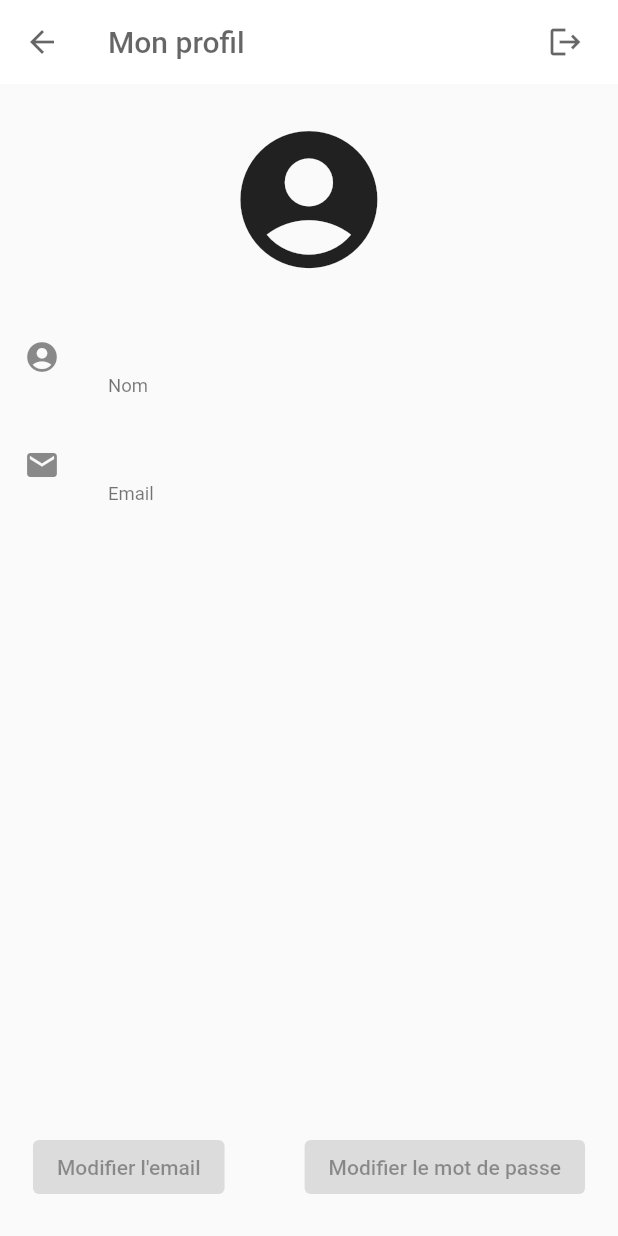
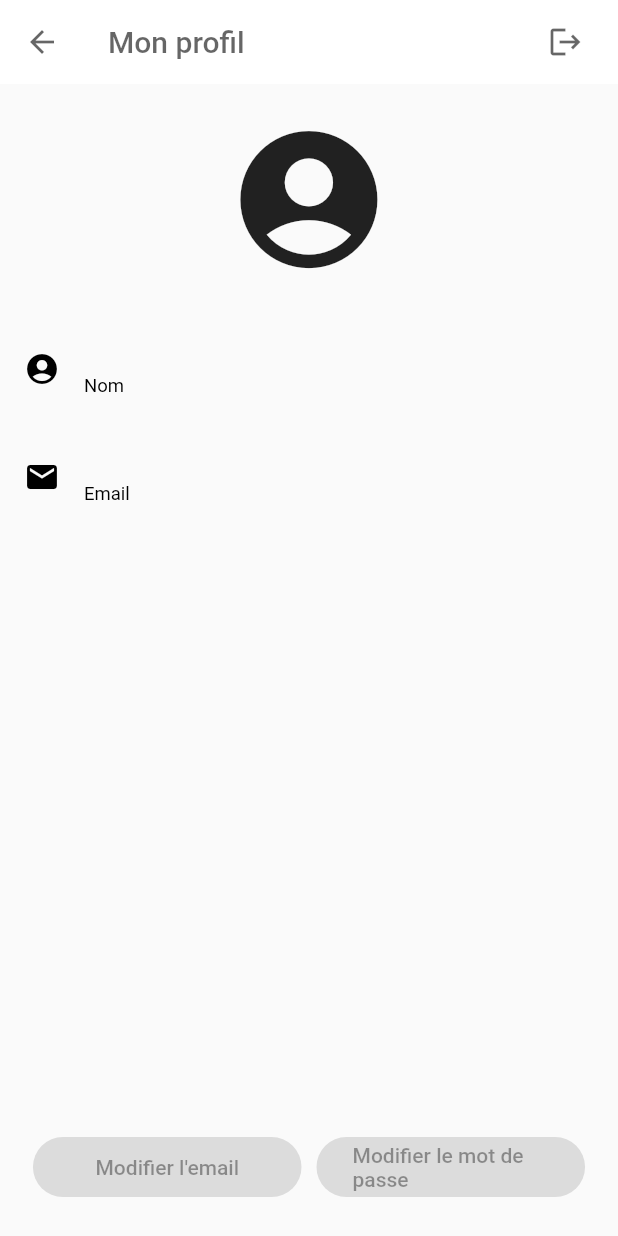
Before and after one commit to smirltech/tabwa-french, a Flutter app: the ProfileScreen screen opened by its route, on a phone screen of 412 x 824 dp. Run offline on Flutter 3.47's test engine with Material 2 defaults, Android fonts, the phone set to English and light mode, and no system bars; our stand-ins replace badges, fluttericon, fluttertoast, get, get_storage, google_fonts and 1 more; missing offline and left inert: easy_table, flutter_sound_lite; accounts and stored records are empty; network calls fail.

Commit message:
makig changes

```diff
--- a/lib/app/views/home/plateforms/mobile_screen.dart
+++ b/lib/app/views/home/plateforms/mobile_screen.dart
@@ -86,10 +86,10 @@ class MobileScreen extends StatelessWidget {
                   horizontal: 0,
                 ),
                 badgeStyle: badges.BadgeStyle(
-                  badgeColor: Theme.of(context).primaryColor,
+                  badgeColor: Theme.of(context).secondaryHeaderColor,
                 ),
                 //badgeColor: Theme.of(context).primaryColor,
-                position: badges.BadgePosition.topEnd(top: -20, end: -30),
+                position: badges.BadgePosition.topEnd(top: -10, end: -30),
                 child: Text(
                     _wordsService.categorie.value.substring(0, 1).toUpperCase(),
                     style: GoogleFonts.oswald(
--- a/lib/app/views/profile/profile_screen.dart
+++ b/lib/app/views/profile/profile_screen.dart
@@ -63,13 +63,19 @@ class ProfileScreen extends StatelessWidget {
             Row(
               mainAxisAlignment: MainAxisAlignment.spaceBetween,
               children: [
-                ElevatedButton(
-                  child: Text('edit email'.tr),
-                  onPressed: null,
+
+                Expanded(
+                  child: ElevatedButton(
+                    onPressed: null,
+                    child: Text('edit email'.tr,),
+                  ),
                 ),
-                ElevatedButton(
-                  child: Text('edit password'.tr),
-                  onPressed: null,
+               const SizedBox(width: 10,),
+                Expanded(
+                  child: ElevatedButton(
+                    onPressed: null,
+                    child: Text('edit password'.tr),
+                  ),
                 ),
               ],
             ).paddingSymmetric(horizontal: getShortSide(20)),
--- a/lib/app/views/settings/settings_screen.dart
+++ b/lib/app/views/settings/settings_screen.dart
@@ -19,8 +19,8 @@ class SettingsScreen extends StatelessWidget {
   var selectedCategorie = 'tabwa'.obs;
   List<DropdownMenuItem<String>> dm = [
     const DropdownMenuItem(
+      value: 'tabwa',
       child: Text('Tabwa'),
-      value: 'tabwa',
     ),
     const DropdownMenuItem(
       child: Text('Français'),
@@ -31,23 +31,23 @@ class SettingsScreen extends StatelessWidget {
   var selectedthemy = 'system'.obs;
   List<DropdownMenuItem<String>> themy = [
     const DropdownMenuItem(
+      value: 'light',
       child: Text('Light'),
-      value: 'light',
     ),
     const DropdownMenuItem(
+      value: 'dark',
       child: Text('Dark'),
-      value: 'dark',
     ),
     const DropdownMenuItem(
+      value: 'system',
       child: Text('System'),
-      value: 'system',
     ),
   ];
 
   @override
   Widget build(BuildContext context) {
     return Scaffold(
-      // backgroundColor: Theme.of(context).backgroundColor,
+      backgroundColor: Theme.of(context).primaryColor,
       appBar: AppBar(
         elevation: 0,
         iconTheme: IconThemeData(color: Theme.of(context).hintColor),
--- a/lib/system/configs/configs.dart
+++ b/lib/system/configs/configs.dart
@@ -1,7 +1,7 @@
 import 'package:get/get.dart';
 
 const bool DEBUG_MODE = false;
-final String APP_NAME = "Tabwa French Dictionnary".tr;
+final String APP_NAME = "Tabwa French Dictionary".tr;
 const String APP_AUTHOR = "Francis N Numbi";
 
 const String PRIVACY_STATEMENT = """
--- a/lib/system/themes/theme_dark.dart
+++ b/lib/system/themes/theme_dark.dart
@@ -1,5 +1,15 @@
 import 'package:flutter/material.dart';
+import 'package:flutter/services.dart';
 
 class ThemeDark {
-  static ThemeData get theme => ThemeData.dark();
+  static ThemeData get theme => ThemeData.dark().copyWith(
+    useMaterial3: true,
+    appBarTheme: const AppBarTheme(
+        systemOverlayStyle: SystemUiOverlayStyle(
+          statusBarBrightness: Brightness.dark,
+          statusBarColor: Colors.transparent,
+          statusBarIconBrightness: Brightness.light,
+        )
+    ),
+  );
 }
--- a/lib/system/themes/theme_light.dart
+++ b/lib/system/themes/theme_light.dart
@@ -1,11 +1,21 @@
 import 'package:flutter/material.dart';
+import 'package:flutter/services.dart';
 
 class ThemeLight {
   // static const MaterialColor _baseColor = Colors.blue;
   static const Color _baseColor = Colors.white;
 
   static ThemeData get theme => ThemeData.light().copyWith(
-        appBarTheme: const AppBarTheme().copyWith(color: _baseColor),
+    useMaterial3: true,
+      //  appBarTheme: const AppBarTheme().copyWith(color: _baseColor),
+    appBarTheme: const AppBarTheme(
+      color: _baseColor,
+        systemOverlayStyle: SystemUiOverlayStyle(
+          statusBarBrightness: Brightness.dark,
+          statusBarColor: Colors.transparent,
+          statusBarIconBrightness: Brightness.light,
+        )
+    ),
 
         primaryColor: _baseColor,
         // accentColor: _baseColor,
--- a/lib/system/themes/theme_setting.dart
+++ b/lib/system/themes/theme_setting.dart
@@ -1,6 +1,7 @@
 import 'dart:ui';
 
 import 'package:flutter/material.dart';
+import 'package:flutter/services.dart';
 import 'package:google_fonts/google_fonts.dart';
 import 'package:tabwa_french/system/helpers/sizes.dart';
 import 'package:tabwa_french/system/themes/theme_dark.dart';
```
Also changed, not shown: 8 other files.
